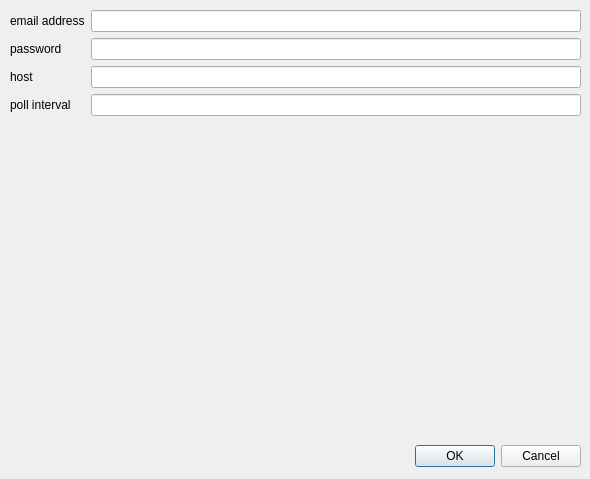
The window that src/settingsdialog.ui (jakub-murin/senior-qt) describes before a commit, drawn with Qt 5.
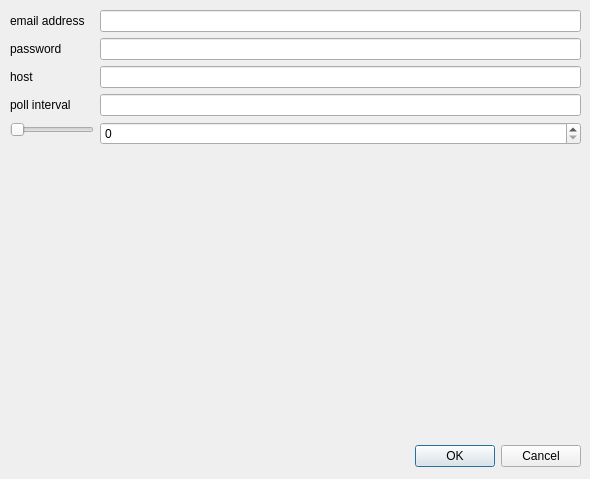
The same window after the commit.

The edit to the form file:
```diff
--- a/src/settingsdialog.ui
+++ b/src/settingsdialog.ui
@@ -90,6 +90,16 @@
       </property>
      </widget>
     </item>
+    <item row="4" column="0">
+     <widget class="QSlider" name="horizontalSlider">
+      <property name="orientation">
+       <enum>Qt::Horizontal</enum>
+      </property>
+     </widget>
+    </item>
+    <item row="4" column="1">
+     <widget class="QSpinBox" name="spinBox"/>
+    </item>
    </layout>
   </widget>
  </widget>
```
